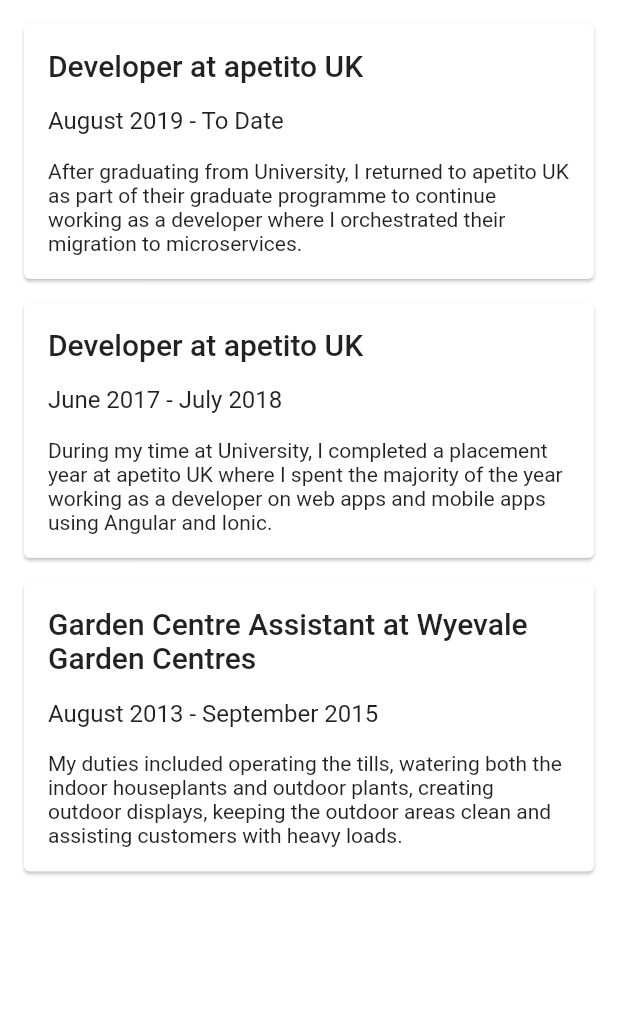
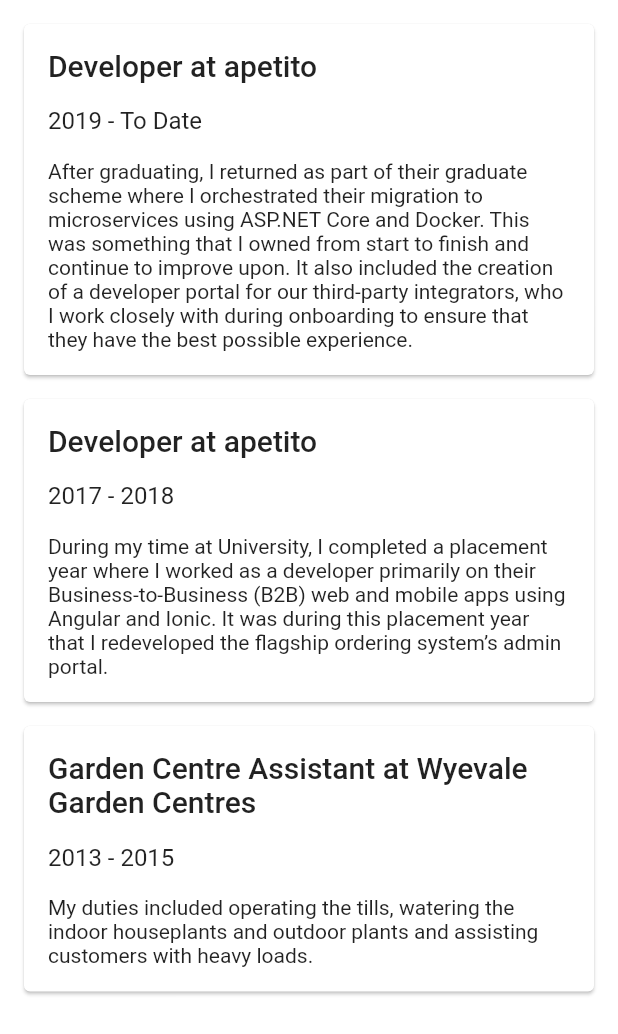
Before and after one commit to tnc1997/flutter-thomas-clark-page, a Flutter app: the ExperiencePage widget shown alone on an empty page, opened directly, on a phone screen of 412 x 824 dp. Shown: the top 1034 px of the screen. Run offline on Flutter 3.47's test engine with Material 2 defaults, Android fonts, the phone set to English and light mode, and no system bars; missing offline and left inert: mdi.

Commit message:
chore: align with curriculum vitae (#27)

```diff
--- a/lib/pages/education_page.dart
+++ b/lib/pages/education_page.dart
@@ -17,19 +17,19 @@
         children: [
           AppCard(
             title: 'Computing BSc (Hons) at University of Gloucestershire',
-            subtitle: 'September 2015 - July 2019',
+            subtitle: '2015 - 2019',
             content:
                 'I graduated with a first class degree with honours after studying modules including Introduction To Website Development, Agile Methods, Mobile Application Development and Advanced Database Systems.',
           ),
           AppCard(
             title: 'Advanced Level at St. Brendan\'s Sixth Form College',
-            subtitle: 'September 2013 - July 2015',
+            subtitle: '2013 - 2015',
             content:
                 'Applied IT (B), Computing (C), Chemistry (C), Mathematics (D).',
           ),
           AppCard(
             title: 'GCSE at The Grange School',
-            subtitle: 'September 2008 - July 2013',
+            subtitle: '2008 - 2013',
             content:
                 '9 Grade A-C, IT Diploma, English Baccalaureate, Functional Skills.',
           ),
--- a/lib/pages/experience_page.dart
+++ b/lib/pages/experience_page.dart
@@ -16,22 +16,22 @@
         crossAxisAlignment: CrossAxisAlignment.stretch,
         children: [
           AppCard(
-            title: 'Developer at apetito UK',
-            subtitle: 'August 2019 - To Date',
+            title: 'Developer at apetito',
+            subtitle: '2019 - To Date',
             content:
-                'After graduating from University, I returned to apetito UK as part of their graduate programme to continue working as a developer where I orchestrated their migration to microservices.',
+                'After graduating, I returned as part of their graduate scheme where I orchestrated their migration to microservices using ASP.NET Core and Docker. This was something that I owned from start to finish and continue to improve upon. It also included the creation of a developer portal for our third-party integrators, who I work closely with during onboarding to ensure that they have the best possible experience.',
           ),
           AppCard(
-            title: 'Developer at apetito UK',
-            subtitle: 'June 2017 - July 2018',
+            title: 'Developer at apetito',
+            subtitle: '2017 - 2018',
             content:
-                'During my time at University, I completed a placement year at apetito UK where I spent the majority of the year working as a developer on web apps and mobile apps using Angular and Ionic.',
+                'During my time at University, I completed a placement year where I worked as a developer primarily on their Business-to-Business (B2B) web and mobile apps using Angular and Ionic. It was during this placement year that I redeveloped the flagship ordering system’s admin portal.',
           ),
           AppCard(
             title: 'Garden Centre Assistant at Wyevale Garden Centres',
-            subtitle: 'August 2013 - September 2015',
+            subtitle: '2013 - 2015',
             content:
-                'My duties included operating the tills, watering both the indoor houseplants and outdoor plants, creating outdoor displays, keeping the outdoor areas clean and assisting customers with heavy loads.',
+                'My duties included operating the tills, watering the indoor houseplants and outdoor plants and assisting customers with heavy loads.',
           ),
         ],
       ),
--- a/lib/pages/home_page.dart
+++ b/lib/pages/home_page.dart
@@ -18,12 +18,12 @@
           AppCard(
             title: 'Welcome',
             content:
-                'My name is Thomas Clark and I am a developer specialising in a range of frontend and backend technologies.',
+                'My name is Thomas Clark and I am a developer specialising in a range of front-end and back-end technologies.',
           ),
           AppCard(
             title: 'About',
             content:
-                'Having graduated from the University of Gloucestershire with a first class degree with honours in computing, I am currently working at apetito UK as a developer. I enjoy both web app and mobile app development and I have created a number of professional websites for clients in the past. I have strong practical experience using a variety of languages and frameworks including .NET, Angular and Flutter.',
+                'Having graduated from the University of Gloucestershire with a first class degree in computing, I am currently working at apetito as a developer. I enjoy both front-end and back-end development and I have created and deployed multiple applications as part of a team. I have strong practical experience using a variety of frameworks and technologies including Angular, ASP.NET Core, Docker, Flutter, Microsoft Azure and Terraform.',
           ),
         ],
       ),
--- a/lib/pages/volunteering_page.dart
+++ b/lib/pages/volunteering_page.dart
@@ -18,12 +18,12 @@
           AppCard(
             title: 'IT Schools Africa',
             content:
-                'During my time at University, I volunteered regularly on a weekly basis at IT Schools Africa, who refurbish old donated computers and laptops before sending them to Africa to be used in schools for education.',
+                'During my time at University, I volunteered on a weekly basis, refurbishing and recycling old donated computers and laptops before they were shipped to Africa to be used in schools for education.',
           ),
           AppCard(
             title: 'Boys\' Brigade',
             content:
-                'Before starting University, I regularly volunteered at my local youth group where I assisted the leaders with activities. It was during this time that I also developed a new website for them, which I continue to maintain.',
+                'Before starting University, I regularly volunteered at my local youth group where I assisted the leaders with activities. It was during this time that I also designed and developed a new website for them.',
           ),
         ],
       ),
```
